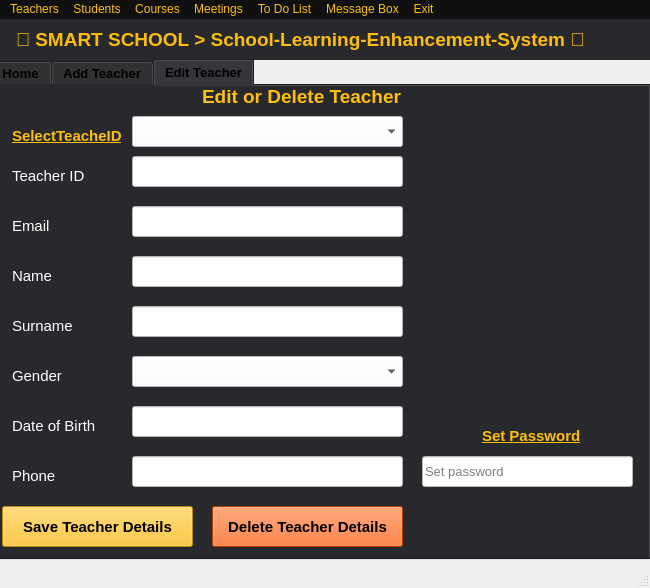
Above: SmartSchool/admin.ui from ismailuzum/Smart-School-School-Learning-Enhancement-System before the change. Below: the same form after it.
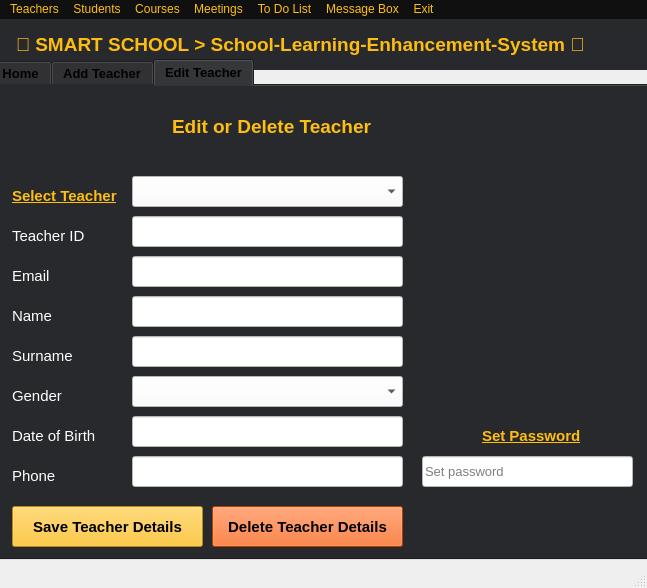
That is the form after the change. The open tabs and pages were chosen to show the change.

Commit message: edit student and teacher updated

Diff of the .ui file:
```diff
--- a/SmartSchool/admin.ui
+++ b/SmartSchool/admin.ui
@@ -6,7 +6,7 @@
    <rect>
     <x>0</x>
     <y>0</y>
-    <width>650</width>
+    <width>647</width>
     <height>588</height>
    </rect>
   </property>
@@ -20,7 +20,7 @@
       <x>0</x>
       <y>0</y>
       <width>651</width>
-      <height>41</height>
+      <height>51</height>
      </rect>
     </property>
     <property name="font">
@@ -510,9 +510,9 @@
      <widget class="QLabel" name="label_2">
       <property name="geometry">
        <rect>
-        <x>210</x>
-        <y>0</y>
-        <width>231</width>
+        <x>180</x>
+        <y>30</y>
+        <width>221</width>
         <height>21</height>
        </rect>
       </property>
@@ -534,8 +534,8 @@
       <property name="geometry">
        <rect>
         <x>20</x>
-        <y>40</y>
-        <width>161</width>
+        <y>100</y>
+        <width>121</width>
         <height>20</height>
        </rect>
       </property>
@@ -551,7 +551,7 @@
        <string notr="true">color: rgb(255, 191, 16);</string>
       </property>
       <property name="text">
-       <string>SelectTeacheID</string>
+       <string>Select Teacher</string>
       </property>
      </widget>
      <widget class="QLabel" name="label_24">
@@ -579,7 +579,7 @@
       <property name="geometry">
        <rect>
         <x>20</x>
-        <y>80</y>
+        <y>140</y>
         <width>111</width>
         <height>20</height>
        </rect>
@@ -600,7 +600,7 @@
       <property name="geometry">
        <rect>
         <x>20</x>
-        <y>180</y>
+        <y>220</y>
         <width>111</width>
         <height>20</height>
        </rect>
@@ -621,7 +621,7 @@
       <property name="geometry">
        <rect>
         <x>20</x>
-        <y>280</y>
+        <y>300</y>
         <width>111</width>
         <height>20</height>
        </rect>
@@ -642,7 +642,7 @@
       <property name="geometry">
        <rect>
         <x>140</x>
-        <y>120</y>
+        <y>170</y>
         <width>271</width>
         <height>31</height>
        </rect>
@@ -655,7 +655,7 @@
       <property name="geometry">
        <rect>
         <x>20</x>
-        <y>230</y>
+        <y>260</y>
         <width>111</width>
         <height>20</height>
        </rect>
@@ -676,7 +676,7 @@
       <property name="geometry">
        <rect>
         <x>140</x>
-        <y>220</y>
+        <y>250</y>
         <width>271</width>
         <height>31</height>
        </rect>
@@ -689,7 +689,7 @@
       <property name="geometry">
        <rect>
         <x>140</x>
-        <y>270</y>
+        <y>290</y>
         <width>271</width>
         <height>31</height>
        </rect>
@@ -726,7 +726,7 @@
       <property name="geometry">
        <rect>
         <x>140</x>
-        <y>320</y>
+        <y>330</y>
         <width>271</width>
         <height>31</height>
        </rect>
@@ -739,7 +739,7 @@
       <property name="geometry">
        <rect>
         <x>20</x>
-        <y>330</y>
+        <y>340</y>
         <width>111</width>
         <height>20</height>
        </rect>
@@ -773,7 +773,7 @@
       <property name="geometry">
        <rect>
         <x>20</x>
-        <y>130</y>
+        <y>180</y>
         <width>111</width>
         <height>20</height>
        </rect>
@@ -793,7 +793,7 @@
      <widget class="QPushButton" name="b6">
       <property name="geometry">
        <rect>
-        <x>10</x>
+        <x>20</x>
         <y>420</y>
         <width>191</width>
         <height>41</height>
@@ -817,7 +817,7 @@
       <property name="geometry">
        <rect>
         <x>140</x>
-        <y>170</y>
+        <y>210</y>
         <width>271</width>
         <height>31</height>
        </rect>
@@ -830,7 +830,7 @@
       <property name="geometry">
        <rect>
         <x>140</x>
-        <y>30</y>
+        <y>90</y>
         <width>271</width>
         <height>31</height>
        </rect>
@@ -918,7 +918,7 @@
       <property name="geometry">
        <rect>
         <x>140</x>
-        <y>70</y>
+        <y>130</y>
         <width>271</width>
         <height>31</height>
        </rect>
@@ -936,7 +936,7 @@
     <rect>
      <x>0</x>
      <y>0</y>
-     <width>650</width>
+     <width>647</width>
      <height>25</height>
     </rect>
    </property>
```
Left out of the diff: 6 changed lines with no effect on the pictures. The commit also changes 4 other files.
